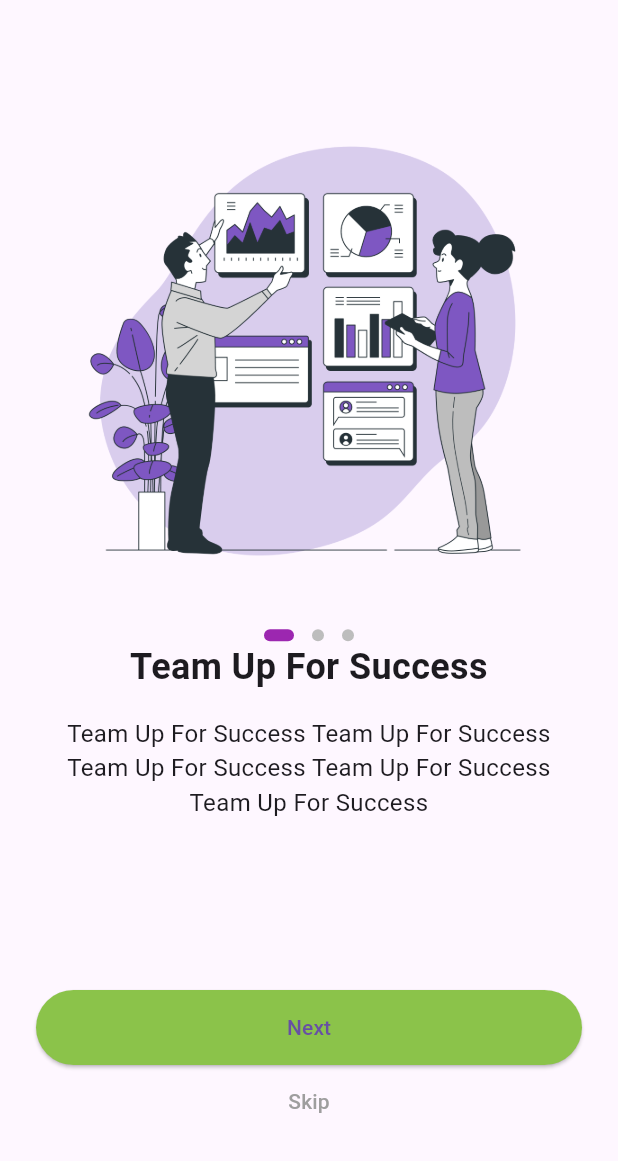
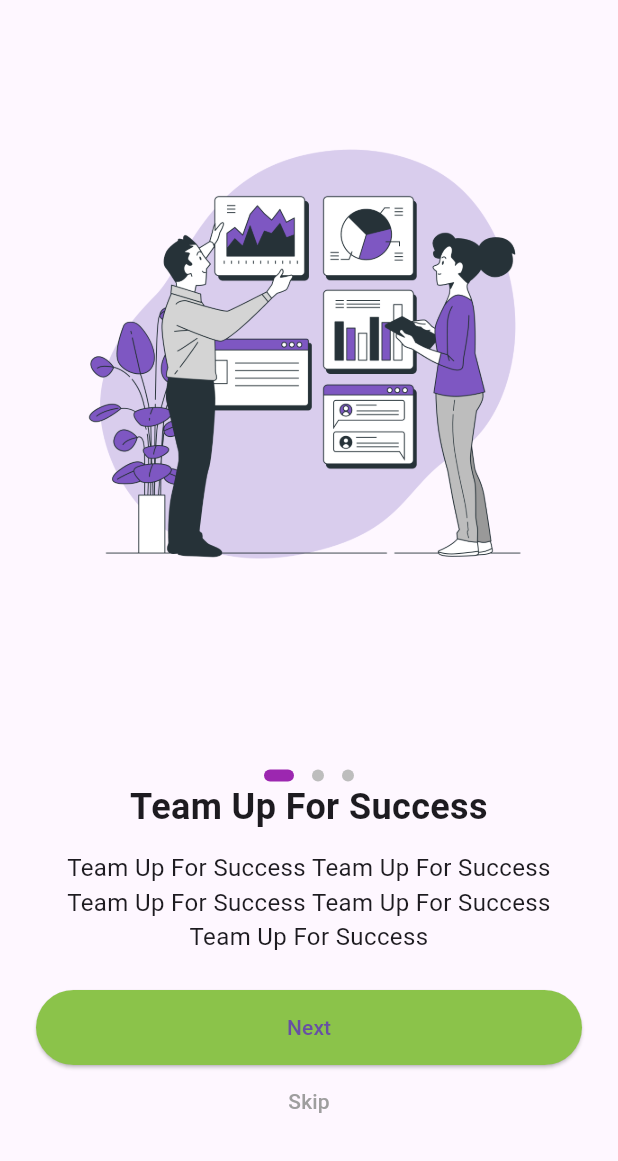
Before and after one commit to KALU56/friday_code_night, a Flutter app: the screen it shows after launch, after a tap on "Tasktugas", on a phone screen of 412 x 824 dp, the part 75-1236 px from its top. Run offline on Flutter 3.47's test engine with Material 3 defaults, Android fonts, the phone set to English and light mode, and no system bars; our stand-ins replace google_fonts.

Commit message:
feat: only the image change page

```diff
--- a/splash_and_onboarding/lib/screens/reset_password.dart
+++ b/splash_and_onboarding/lib/screens/reset_password.dart
@@ -68,6 +68,7 @@ class _ResetPasswordState extends State<ResetPassword> {
                       obscureText: _obscurePassword,
                       decoration: InputDecoration(
                         hintText: 'Enter your password',
+                        prefixIcon: const Icon(Icons.lock),
                         enabledBorder: OutlineInputBorder(
                           borderRadius: BorderRadius.circular(12),
                           borderSide: BorderSide(
@@ -93,7 +94,7 @@ class _ResetPasswordState extends State<ResetPassword> {
                   TextField(
                       obscureText: _obscurePassword,
                       decoration: InputDecoration(
-                        hintText: 'Enter your password',
+                        hintText: 'conform your password',
                         prefixIcon: const Icon(Icons.lock),
                         enabledBorder: OutlineInputBorder(
                           borderRadius: BorderRadius.circular(12),
--- a/splash_and_onboarding/lib/screens/taskugas.dart
+++ b/splash_and_onboarding/lib/screens/taskugas.dart
@@ -1,6 +1,7 @@
 import 'package:flutter/material.dart';
 import '../core/assets.dart';
 import './login_siginup.dart';
+
 class Taskugas extends StatefulWidget {
   const Taskugas({super.key});
 
@@ -15,18 +16,21 @@ class _TaskugasState extends State<Taskugas> {
   final List<Map<String, String>> onboardingData = [
     {
       'title': 'Team Up For Success',
-      'desc': 'Team Up For Success Team Up For Success Team Up For Success Team Up For Success Team Up For Success ',
-      'image':Assets.image2,
+      'desc':
+          'Team Up For Success Team Up For Success Team Up For Success Team Up For Success Team Up For Success ',
+      'image': Assets.image2,
     },
     {
       'title': 'User-Friendly at its Core',
-      'desc': 'Team Up For Success Team Up For Success Team Up For Success Team Up For Success vvTeam Up For Success .',
-      'image':Assets.image3,
+      'desc':
+          'Team Up For Success Team Up For Success Team Up For Success Team Up For Success vvTeam Up For Success .',
+      'image': Assets.image3,
     },
     {
       'title': 'Easy Task Creation',
-      'desc': 'Team Up For Success Team Up For Success vvvTeam Up For Success Team Up For Success .',
-      'image':Assets.image4,
+      'desc':
+          'Team Up For Success Team Up For Success vvvTeam Up For Success Team Up For Success .',
+      'image': Assets.image4,
     },
   ];
 
@@ -54,18 +58,16 @@ class _TaskugasState extends State<Taskugas> {
 
   @override
   Widget build(BuildContext context) {
+
     return Scaffold(
       body: Column(
         children: [
-
-
           Row(
             crossAxisAlignment: CrossAxisAlignment.center,
             mainAxisAlignment: MainAxisAlignment.center,
             children: [
               const SizedBox(height: 24),
               Container(
-
                 width: 50,
                 height: 50,
                 decoration: BoxDecoration(
@@ -95,7 +97,6 @@ class _TaskugasState extends State<Taskugas> {
             ],
           ),
 
-
           Expanded(
             child: PageView.builder(
               controller: _pageController,
@@ -111,8 +112,13 @@ class _TaskugasState extends State<Taskugas> {
                   padding: const EdgeInsets.all(24.0),
                   child: Column(
                     mainAxisAlignment: MainAxisAlignment.center,
-                    children: [
-                      Image.asset(item['image']!, height: 300),
+                    children: [Image.asset(item['image']!, height: 300)],
+                  ),
+                );
+              },
+            ),
+          ),
+
           const SizedBox(height: 30),
           Row(
             mainAxisAlignment: MainAxisAlignment.center,
@@ -124,34 +130,38 @@ class _TaskugasState extends State<Taskugas> {
                 width: _currentIndex == index ? 20 : 8,
                 height: 8,
                 decoration: BoxDecoration(
-                                color: _currentIndex == index ? Colors.purple : Colors.grey.shade400,
+                  color: _currentIndex == index
+                      ? Colors.purple
+                      : Colors.grey.shade400,
                   borderRadius: BorderRadius.circular(4),
                 ),
               ),
             ),
           ),
+
+             Padding(
+          padding: const EdgeInsets.symmetric(horizontal: 24),
+          child: Column(
+            children: [
               Text(
-                        item['title']!,
-                        style: const TextStyle(fontSize: 24, fontWeight: FontWeight.bold),
+                onboardingData[_currentIndex]['title']!,
+                style: const TextStyle(
+                  fontSize: 24,
+                  fontWeight: FontWeight.bold,
+                ),
                 textAlign: TextAlign.center,
               ),
-                      const SizedBox(height: 16),
+              const SizedBox(height: 12),
               Text(
-                        item['desc']!,
+                onboardingData[_currentIndex]['desc']!,
                 style: const TextStyle(fontSize: 16),
                 textAlign: TextAlign.center,
               ),
             ],
           ),
-                );
-              },
-            ),
         ),
 
-
-
           const SizedBox(height: 24),
-
 
           Padding(
             padding: const EdgeInsets.symmetric(horizontal: 24.0),
@@ -171,8 +181,9 @@ class _TaskugasState extends State<Taskugas> {
             onPressed: _skip,
 
             child: Text(
-                _currentIndex == onboardingData.length - 1 ? 'Sign up' : 'Skip',style: TextStyle(color: Colors.grey
-              ),),
+              _currentIndex == onboardingData.length - 1 ? 'Sign up' : 'Skip',
+              style: TextStyle(color: Colors.grey),
+            ),
           ),
           SizedBox(height: 16),
         ],
--- a/splash_and_onboarding/lib/screens/welcome.dart
+++ b/splash_and_onboarding/lib/screens/welcome.dart
@@ -26,7 +26,7 @@ class Welcome extends StatelessWidget {
                 ),
               ),
             ),
-             const SizedBox(width: 20),
+
              GestureDetector(
               onTap: () {
                  Navigator.push(
--- a/splash_and_onboarding/lib/widgt/login.dart
+++ b/splash_and_onboarding/lib/widgt/login.dart
@@ -87,6 +87,7 @@ class _LoginState extends State<Login> {
 
                   TextField(
                     decoration: InputDecoration(
+                      prefixIcon: const Icon(Icons.email),
                       enabledBorder: OutlineInputBorder(
                         borderRadius: BorderRadius.circular(12),
                         borderSide: BorderSide(
@@ -102,9 +103,10 @@ class _LoginState extends State<Login> {
                   SizedBox(height: 20),
 
                   TextField(
-                    // obscureText: _obscurePassword,
+                    obscureText: _obscurePassword,
                     decoration: InputDecoration(
                       hintText: 'Enter your password',
+                      prefixIcon: const Icon(Icons.lock),
                       enabledBorder: OutlineInputBorder(
                         borderRadius: BorderRadius.circular(12),
                         borderSide: BorderSide(
--- a/splash_and_onboarding/lib/widgt/siginup.dart
+++ b/splash_and_onboarding/lib/widgt/siginup.dart
@@ -26,7 +26,9 @@ class _LoginState extends State<Siginup> {
 
                     TextField(
                       decoration: InputDecoration(
+                         prefixIcon: const Icon(Icons.person),
                         enabledBorder: OutlineInputBorder(
+
                           borderRadius: BorderRadius.circular(12),
                           borderSide: BorderSide(
                             color: const Color.fromARGB(255, 255, 255, 255),
@@ -40,6 +42,7 @@ class _LoginState extends State<Siginup> {
                     SizedBox(height: 10),
                     TextField(
                       decoration: InputDecoration(
+                         prefixIcon: const Icon(Icons.email),
                         enabledBorder: OutlineInputBorder(
                           borderRadius: BorderRadius.circular(12),
                           borderSide: BorderSide(
@@ -56,6 +59,7 @@ class _LoginState extends State<Siginup> {
                     TextField(
                       obscureText: _obscurePassword,
                       decoration: InputDecoration(
+                         prefixIcon: const Icon(Icons.lock),
                         hintText: 'Enter your password',
                         enabledBorder: OutlineInputBorder(
                           borderRadius: BorderRadius.circular(12),
@@ -82,6 +86,7 @@ class _LoginState extends State<Siginup> {
                     TextField(
                       obscureText: _obscurePassword,
                       decoration: InputDecoration(
+                         prefixIcon: const Icon(Icons.lock),
                         hintText: 'confirm your password',
                         enabledBorder: OutlineInputBorder(
                           borderRadius: BorderRadius.circular(12),
```
Lines whose indentation alone changed are shown as unchanged.
